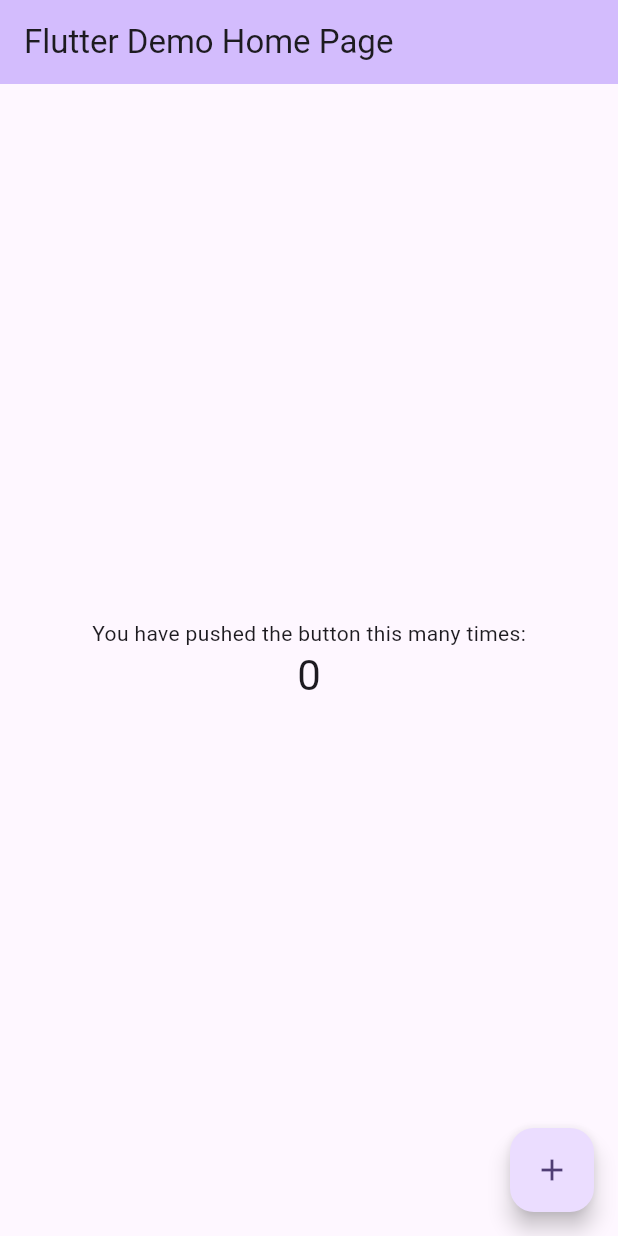
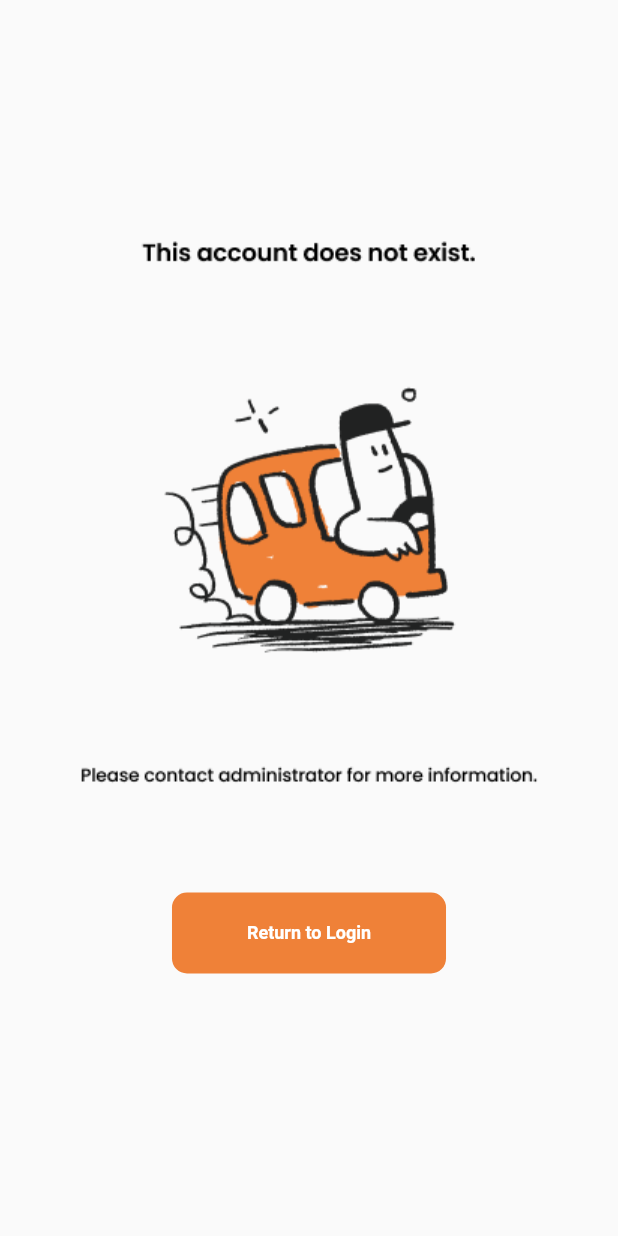
Before and after one commit to rishimithun-inivos/Login-UI-Response-Screens, a Flutter app: the screen it shows after launch, on a phone screen of 412 x 824 dp. Run offline on Flutter 3.47's test engine with Material 2 defaults, Android fonts, the phone set to English and light mode, and no system bars.

Commit message:
401 error screen: done

```diff
--- /dev/null
+++ b/lib/accessdenied.dart
@@ -0,0 +1 @@
+import 'package:flutter/material.dart';
--- /dev/null
+++ b/lib/accountnotexist.dart
@@ -0,0 +1,48 @@
+import 'package:flutter/material.dart';
+
+class AccountNotExist extends StatelessWidget {
+  AccountNotExist({super.key});
+
+  @override
+  Widget build(BuildContext context) {
+    return Scaffold(
+      body: Column(
+        children: [
+          Center(
+            child: Padding(
+              padding: EdgeInsets.only(top: 150),
+              child: Image.asset(
+                'assets/images/accountnotexist.png',
+              ),
+            ),
+          ),
+          Padding(
+            padding: EdgeInsets.fromLTRB(0, 60, 0, 0),
+            child: GestureDetector(
+              onTap: () {
+                // Navigator.of(context).push(MaterialPageRoute(
+                //   builder: AccessDenied(),
+                // ));
+              },
+              child: Container(
+                decoration: BoxDecoration(
+                  color: Color.fromRGBO(239, 129, 56, 1.0),
+                  borderRadius: BorderRadius.circular(10),
+                ),
+                padding: EdgeInsets.fromLTRB(50, 20, 50, 20),
+                child: Text(
+                  'Return to Login',
+                  style: TextStyle(
+                    color: Colors.white,
+                    fontSize: 12,
+                    fontWeight: FontWeight.bold,
+                  ),
+                ),
+              ),
+            ),
+          ),
+        ],
+      ),
+    );
+  }
+}
--- a/lib/main.dart
+++ b/lib/main.dart
@@ -1,125 +1,18 @@
 import 'package:flutter/material.dart';
 
+import 'accountnotexist.dart';
+
 void main() {
-  runApp(const MyApp());
+  runApp(MyApp());
 }
 
 class MyApp extends StatelessWidget {
-  const MyApp({super.key});
-
-  // This widget is the root of your application.
+  MyApp({super.key});
   @override
   Widget build(BuildContext context) {
     return MaterialApp(
-      title: 'Flutter Demo',
-      theme: ThemeData(
-        // This is the theme of your application.
-        //
-        // TRY THIS: Try running your application with "flutter run". You'll see
-        // the application has a blue toolbar. Then, without quitting the app,
-        // try changing the seedColor in the colorScheme below to Colors.green
-        // and then invoke "hot reload" (save your changes or press the "hot
-        // reload" button in a Flutter-supported IDE, or press "r" if you used
-        // the command line to start the app).
-        //
-        // Notice that the counter didn't reset back to zero; the application
-        // state is not lost during the reload. To reset the state, use hot
-        // restart instead.
-        //
-        // This works for code too, not just values: Most code changes can be
-        // tested with just a hot reload.
-        colorScheme: ColorScheme.fromSeed(seedColor: Colors.deepPurple),
-        useMaterial3: true,
-      ),
-      home: const MyHomePage(title: 'Flutter Demo Home Page'),
+      debugShowCheckedModeBanner: false,
+      home: AccountNotExist(),
     );
   }
 }
-
-class MyHomePage extends StatefulWidget {
-  const MyHomePage({super.key, required this.title});
-
-  // This widget is the home page of your application. It is stateful, meaning
-  // that it has a State object (defined below) that contains fields that affect
-  // how it looks.
-
-  // This class is the configuration for the state. It holds the values (in this
-  // case the title) provided by the parent (in this case the App widget) and
-  // used by the build method of the State. Fields in a Widget subclass are
-  // always marked "final".
-
-  final String title;
-
-  @override
-  State<MyHomePage> createState() => _MyHomePageState();
-}
-
-class _MyHomePageState extends State<MyHomePage> {
-  int _counter = 0;
-
-  void _incrementCounter() {
-    setState(() {
-      // This call to setState tells the Flutter framework that something has
-      // changed in this State, which causes it to rerun the build method below
-      // so that the display can reflect the updated values. If we changed
-      // _counter without calling setState(), then the build method would not be
-      // called again, and so nothing would appear to happen.
-      _counter++;
-    });
-  }
-
-  @override
-  Widget build(BuildContext context) {
-    // This method is rerun every time setState is called, for instance as done
-    // by the _incrementCounter method above.
-    //
-    // The Flutter framework has been optimized to make rerunning build methods
-    // fast, so that you can just rebuild anything that needs updating rather
-    // than having to individually change instances of widgets.
-    return Scaffold(
-      appBar: AppBar(
-        // TRY THIS: Try changing the color here to a specific color (to
-        // Colors.amber, perhaps?) and trigger a hot reload to see the AppBar
-        // change color while the other colors stay the same.
-        backgroundColor: Theme.of(context).colorScheme.inversePrimary,
-        // Here we take the value from the MyHomePage object that was created by
-        // the App.build method, and use it to set our appbar title.
-        title: Text(widget.title),
-      ),
-      body: Center(
-        // Center is a layout widget. It takes a single child and positions it
-        // in the middle of the parent.
-        child: Column(
-          // Column is also a layout widget. It takes a list of children and
-          // arranges them vertically. By default, it sizes itself to fit its
-          // children horizontally, and tries to be as tall as its parent.
-          //
-          // Column has various properties to control how it sizes itself and
-          // how it positions its children. Here we use mainAxisAlignment to
-          // center the children vertically; the main axis here is the vertical
-          // axis because Columns are vertical (the cross axis would be
-          // horizontal).
-          //
-          // TRY THIS: Invoke "debug painting" (choose the "Toggle Debug Paint"
-          // action in the IDE, or press "p" in the console), to see the
-          // wireframe for each widget.
-          mainAxisAlignment: MainAxisAlignment.center,
-          children: <Widget>[
-            const Text(
-              'You have pushed the button this many times:',
-            ),
-            Text(
-              '$_counter',
-              style: Theme.of(context).textTheme.headlineMedium,
-            ),
-          ],
-        ),
-      ),
-      floatingActionButton: FloatingActionButton(
-        onPressed: _incrementCounter,
-        tooltip: 'Increment',
-        child: const Icon(Icons.add),
-      ), // This trailing comma makes auto-formatting nicer for build methods.
-    );
-  }
-}
```
Also changed, not shown: pubspec.yaml (+4 -6 lines), assets/images/accessdenied.png (added), assets/images/accountnotexist.png (added), assets/images/somethingwentwrong.png (added), lib/somethingwentwrong.dart (added).
